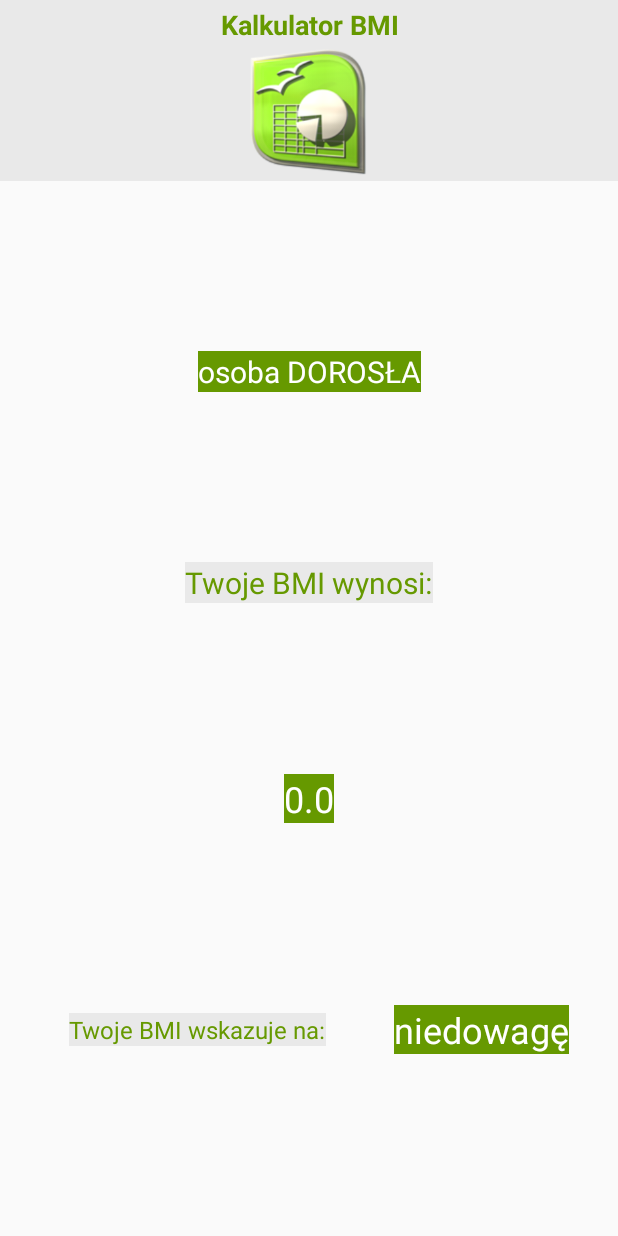
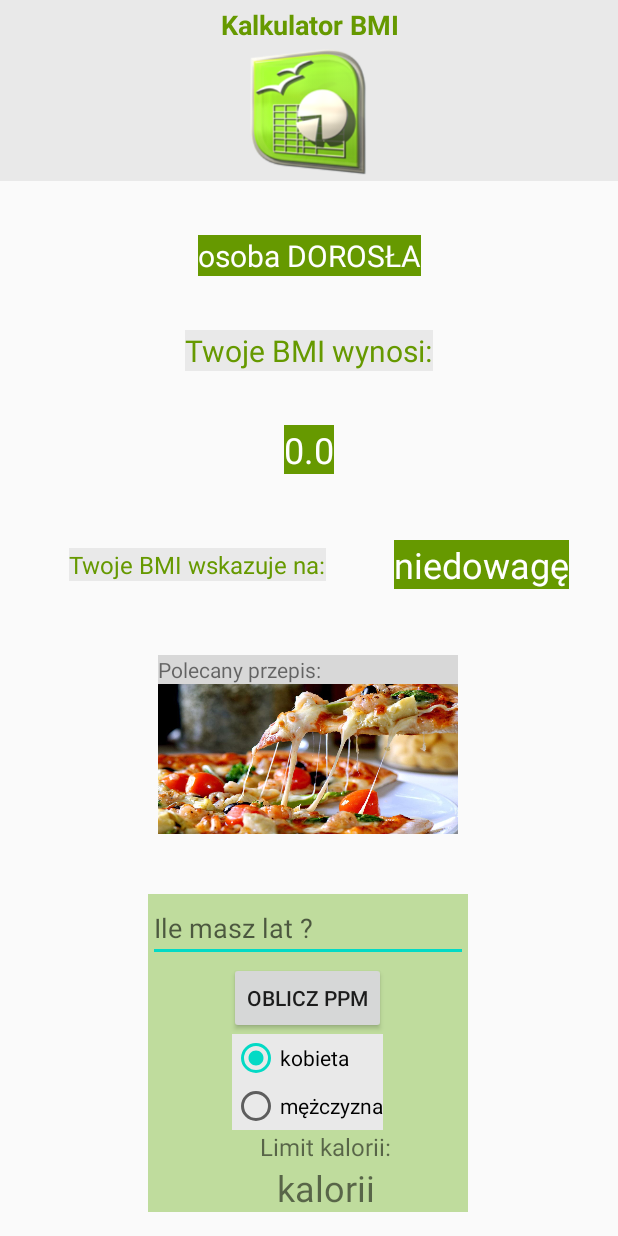
Before and after one commit to dominik-stec/Android_PJA, an Android app: the AdultCalcResultActivity screen opened directly, with no data from a screen before it, on a phone screen of 412 x 824 dp. Run offline under Robolectric (Android 15) with nearby library versions, the phone set to English and light mode, and no system bars; 3 statements that could not run were skipped.

Commit message:
add logo, culinary, calories PPM

```diff
--- a/app/src/main/AndroidManifest.xml
+++ b/app/src/main/AndroidManifest.xml
@@ -9,7 +9,8 @@
         android:roundIcon="@mipmap/ic_launcher_round"
         android:supportsRtl="true"
         android:theme="@style/AppTheme">
-        <activity android:name=".PercentScaleActivity"></activity>
+        <activity android:name=".StartLogoActivity" />
+        <activity android:name=".PercentScaleActivity" />
         <activity android:name=".BoyPercentActivity" />
         <activity android:name=".GirlPercentActivity" />
         <activity android:name=".ChildCalcResultActivity" />
--- a/app/src/main/java/pl/pjatk/pamo/calculatorbmi/AdultCalcResultActivity.java
+++ b/app/src/main/java/pl/pjatk/pamo/calculatorbmi/AdultCalcResultActivity.java
@@ -4,11 +4,15 @@ import androidx.appcompat.app.AppCompatActivity;
 import android.os.Bundle;
 import android.widget.TextView;
 
+
 public class AdultCalcResultActivity extends AppCompatActivity {
 
     public static final String BMI_RESULT = "bmi_result";
 
     private float bmi;
+    public float height = 0;
+    public float weight = 0;
+    public int age = 0;
 
     private final String toLowBmi = "niedowagę";
     private final String normalBmi = "normę";
@@ -17,13 +21,13 @@ public class AdultCalcResultActivity extends AppCompatActivity {
     private final String veryHighBmi_II = "otyłość II st.";
     private final String veryHighBmi_III = "otyłość III st.";
 
-
     @Override
     protected void onCreate(Bundle savedInstanceState) {
         super.onCreate(savedInstanceState);
+        getBundleBmiVal();
+
         setContentView(R.layout.activity_adult_calc_result);
 
-        getBundleBmiVal();
         double bmiRound = roundBmi(this.bmi);
         setBmiTextView(bmiRound);
         calculateBmiCategory();
@@ -33,6 +37,8 @@ public class AdultCalcResultActivity extends AppCompatActivity {
     private void getBundleBmiVal() {
         Bundle b = getIntent().getExtras();
         bmi = b.getFloat(BMI_RESULT, -1);
+        height = b.getFloat("height", -1);
+        weight = b.getFloat("weight", -1);
     }
 
     private double roundBmi(float bmi) {
@@ -55,4 +61,18 @@ public class AdultCalcResultActivity extends AppCompatActivity {
         else if(bmi>34.9 && bmi<=39.9) bmiCategory.setText(veryHighBmi_II);
         else if(bmi>39.9) bmiCategory.setText(veryHighBmi_III);
     }
+
+    public float getBmi() {
+        return bmi;
+    }
+
+    public float getHeight() {
+        return height;
+    }
+
+    public float getWeight() {
+        return weight;
+    }
+
+
 }
--- /dev/null
+++ b/app/src/main/java/pl/pjatk/pamo/calculatorbmi/FragmentCalcPPM.java
@@ -0,0 +1,74 @@
+package pl.pjatk.pamo.calculatorbmi;
+
+import android.os.Bundle;
+import android.view.LayoutInflater;
+import android.view.View;
+import android.view.ViewGroup;
+import android.widget.Button;
+import android.widget.RadioButton;
+import android.widget.RadioGroup;
+import android.widget.TextView;
+
+import androidx.fragment.app.Fragment;
+
+public class FragmentCalcPPM extends Fragment {
+
+    RadioGroup radioGroup;
+    RadioButton radioButton;
+    TextView ageView;
+    TextView textView;
+    View view;
+
+    @Override
+    public void onCreate(Bundle savedInstanceState) {
+        super.onCreate(savedInstanceState);
+    }
+
+    @Override
+    public View onCreateView(LayoutInflater inflater, ViewGroup container,
+                             Bundle savedInstanceState) {
+        view = inflater.inflate(R.layout.fragment_adult_calc_result_ppm, container, false);
+
+        final Button button = (Button) view.findViewById(R.id.commitAge);
+        button.setOnClickListener(new View.OnClickListener() {
+            public void onClick(View v) {
+
+                AdultCalcResultActivity activity = (AdultCalcResultActivity) getActivity();
+                float height = activity.getHeight();
+                float weight = activity.getWeight();
+
+                ageView = (TextView) view.findViewById(R.id.ageTextView);
+                int age =  Integer.parseInt(ageView.getText().toString());
+
+                radioGroup = (RadioGroup) view.findViewById(R.id.radioGroup);
+                int id = radioGroup.getCheckedRadioButtonId();
+                radioButton = view.findViewById(id);
+                String gender = radioButton.getText().toString();
+
+                textView = (TextView) view.findViewById(R.id.calories);
+                long ppm = calcPPM(height,weight,age,gender);
+                textView.setText(String.valueOf(ppm));
+
+            }
+        });
+
+        return view;
+    }
+
+    @Override
+    public void onResume() {
+        super.onResume();
+
+    }
+
+    private long calcPPM(float height, float weight, int age, String gender) {
+        double ppm = 0;
+        if(gender.equals("mężczyzna")) {
+            ppm = 66.47 + (13.7 * weight) + (5 * height) - (6.76 * age);
+        } else if(gender.equals("kobieta")) {
+            ppm = 655.1 + (9.567 * weight) + (1.85 * height) - (4.68 * age);
+        }
+        long ret = Math.round(ppm);
+        return ret;
+    }
+}
--- /dev/null
+++ b/app/src/main/java/pl/pjatk/pamo/calculatorbmi/FragmentPPM.java
@@ -0,0 +1,45 @@
+package pl.pjatk.pamo.calculatorbmi;
+
+import android.os.Bundle;
+import android.view.LayoutInflater;
+import android.view.View;
+import android.view.ViewGroup;
+import android.widget.ImageView;
+
+import androidx.fragment.app.Fragment;
+
+public class FragmentPPM extends Fragment {
+
+    float bmi;
+
+    @Override
+    public void onCreate(Bundle savedInstanceState) {
+        super.onCreate(savedInstanceState);
+    }
+
+    @Override
+    public View onCreateView(LayoutInflater inflater, ViewGroup container,
+                             Bundle savedInstanceState) {
+        View view = inflater.inflate(R.layout.fragment_adult_calc_result, container, false);
+        ImageView food = (ImageView) view.findViewById(R.id.food_image);
+
+        AdultCalcResultActivity activity = (AdultCalcResultActivity) getActivity();
+        bmi = activity.getBmi();
+
+        if(bmi<=18.5) food.setImageResource(R.drawable.pizza);
+        else if(bmi>18.5 && bmi<=24.9) food.setImageResource(R.drawable.pizza);
+        else if(bmi>24.9 && bmi<=29.9) food.setImageResource(R.drawable.dinner);
+        else if(bmi>29.9 && bmi<=34.9) food.setImageResource(R.drawable.dinner);
+        else if(bmi>34.9 && bmi<=39.9) food.setImageResource(R.drawable.water);
+        else if(bmi>39.9) food.setImageResource(R.drawable.water);
+
+        return view;
+    }
+
+    @Override
+    public void onResume() {
+        super.onResume();
+
+    }
+
+}
--- a/app/src/main/res/layout/activity_adult_calc_result.xml
+++ b/app/src/main/res/layout/activity_adult_calc_result.xml
@@ -93,7 +93,7 @@
         android:text="bmiCat"
         android:textColor="@color/cardview_light_background"
         android:textSize="@dimen/result_text_size"
-        app:layout_constraintBottom_toBottomOf="parent"
+        app:layout_constraintBottom_toTopOf="@+id/fragment_PPM"
         app:layout_constraintEnd_toEndOf="parent"
         app:layout_constraintHorizontal_bias="0.5"
         app:layout_constraintStart_toEndOf="@+id/resultBmiCategoryView"
@@ -108,10 +108,35 @@
         android:text="@string/bmiCategory"
         android:textColor="@android:color/holo_green_dark"
         android:textSize="@dimen/bmi_result_text_size"
-        app:layout_constraintBottom_toBottomOf="parent"
+        app:layout_constraintBottom_toTopOf="@+id/fragment_PPM"
         app:layout_constraintEnd_toStartOf="@+id/bmiCategory"
         app:layout_constraintHorizontal_bias="0.5"
         app:layout_constraintStart_toStartOf="parent"
         app:layout_constraintTop_toBottomOf="@+id/bmiResult" />
 
+    <fragment
+        android:id="@+id/fragment_PPM"
+        android:name="pl.pjatk.pamo.calculatorbmi.FragmentPPM"
+        android:layout_width="wrap_content"
+        android:layout_height="wrap_content"
+        android:layout_marginBottom="40dp"
+        android:orientation="horizontal"
+        app:layout_constraintBottom_toTopOf="@+id/fragment_calc_PPM"
+        app:layout_constraintEnd_toEndOf="parent"
+        app:layout_constraintHorizontal_bias="0.498"
+        app:layout_constraintStart_toStartOf="parent" />
+
+    <fragment
+        android:id="@+id/fragment_calc_PPM"
+        android:name="pl.pjatk.pamo.calculatorbmi.FragmentCalcPPM"
+        android:layout_width="wrap_content"
+        android:layout_height="wrap_content"
+        android:layout_marginBottom="16dp"
+        android:orientation="horizontal"
+        app:layout_constraintBottom_toBottomOf="parent"
+        app:layout_constraintEnd_toEndOf="parent"
+        app:layout_constraintHorizontal_bias="0.498"
+        app:layout_constraintStart_toStartOf="parent" />
+
+
 </androidx.constraintlayout.widget.ConstraintLayout>
--- /dev/null
+++ b/app/src/main/res/layout/fragment_adult_calc_result.xml
@@ -0,0 +1,23 @@
+<LinearLayout xmlns:android="http://schemas.android.com/apk/res/android"
+    xmlns:app="http://schemas.android.com/apk/res-auto"
+    xmlns:tools="http://schemas.android.com/tools"
+    android:layout_width="wrap_content"
+    android:layout_height="wrap_content"
+    android:background="#D8D8D8"
+    android:orientation="vertical"
+    tools:context="pl.pjatk.pamo.calculatorbmi.FragmentPPM">
+
+    <TextView
+        android:id="@+id/food_logo"
+        android:layout_width="wrap_content"
+        android:layout_height="wrap_content"
+        android:text="@string/recommended_food" />
+
+    <ImageView
+        android:id="@+id/food_image"
+        android:layout_width="200dp"
+        android:layout_height="100dp"
+        app:srcCompat="@drawable/openofficeorg_calc"
+        android:scaleType="fitXY"/>
+
+</LinearLayout>
--- /dev/null
+++ b/app/src/main/res/layout/fragment_adult_calc_result_ppm.xml
@@ -0,0 +1,69 @@
+<LinearLayout xmlns:android="http://schemas.android.com/apk/res/android"
+    xmlns:app="http://schemas.android.com/apk/res-auto"
+    xmlns:tools="http://schemas.android.com/tools"
+    android:layout_width="match_parent"
+    android:layout_height="match_parent"
+    android:background="#868BC34A"
+    android:gravity="center"
+    android:orientation="vertical"
+    tools:context="pl.pjatk.pamo.calculatorbmi.FragmentCalcPPM">
+
+    <EditText
+        android:id="@+id/ageTextView"
+        android:layout_width="wrap_content"
+        android:layout_height="wrap_content"
+        android:ems="10"
+        android:hint="@string/adult_age"
+        android:inputType="number"
+        tools:layout_editor_absoluteY="594dp" />
+
+
+    <Button
+        android:id="@+id/commitAge"
+        android:layout_width="wrap_content"
+        android:layout_height="wrap_content"
+        android:text="@string/oblicz_PPM"
+        tools:layout_editor_absoluteX="268dp"
+        tools:layout_editor_absoluteY="591dp" />
+
+    <RadioGroup
+        android:id="@+id/radioGroup"
+        android:layout_width="wrap_content"
+        android:layout_height="wrap_content"
+        android:background="@color/light_grey">
+
+        <RadioButton
+            android:checked="true"
+            android:id="@+id/rb_woman"
+            android:layout_width="match_parent"
+            android:layout_height="match_parent"
+            android:text="@string/woman" />
+
+        <RadioButton
+            android:id="@+id/rb_man"
+            android:layout_width="match_parent"
+            android:layout_height="match_parent"
+            android:text="@string/man" />
+
+    </RadioGroup>
+
+    <TextView
+        android:id="@+id/calsLimit"
+        android:layout_width="wrap_content"
+        android:layout_height="wrap_content"
+        android:text="@string/calories_limit"
+        android:textSize="@dimen/bmi_result_text_size"
+        android:paddingLeft="@dimen/result_text_size"
+        android:layout_gravity="center_horizontal|center|center_vertical" />
+
+    <TextView
+        android:id="@+id/calories"
+        android:layout_width="wrap_content"
+        android:layout_height="wrap_content"
+        android:layout_gravity="center_horizontal|center|center_vertical"
+        android:text="kalorii"
+        android:paddingLeft="@dimen/result_text_size"
+        android:textSize="@dimen/result_text_size" />
+
+
+</LinearLayout>
--- /dev/null
+++ b/app/src/main/res/values/attrs.xml
@@ -0,0 +1,6 @@
+<resources>
+    <declare-styleable name="FullscreenAttrs">
+        <attr name="fullscreenBackgroundColor" format="color" />
+        <attr name="fullscreenTextColor" format="color" />
+    </declare-styleable>
+</resources>
--- a/app/src/main/res/values/colors.xml
+++ b/app/src/main/res/values/colors.xml
@@ -6,4 +6,9 @@
 
     <color name="light_grey">#E9E9E9</color>
     <color name="ugier">#DA7C20</color>
+    <color name="light_blue_600">#FF039BE5</color>
+    <color name="light_blue_900">#FF01579B</color>
+    <color name="light_blue_A200">#FF40C4FF</color>
+    <color name="light_blue_A400">#FF00B0FF</color>
+    <color name="black_overlay">#66000000</color>
 </resources>
--- a/app/src/main/res/values/strings.xml
+++ b/app/src/main/res/values/strings.xml
@@ -20,4 +20,11 @@
     <string name="your_category_is">Wskazane wielkości sugerują:</string>
     <string name="adult_person">osoba DOROSŁA</string>
     <string name="child_person">dziecka</string>
+    <string name="title_activity_start_logo">FullscreenActivity</string>
+    <string name="adult_age">Ile masz lat ?</string>
+    <string name="recommended_food">Polecany przepis:</string>
+    <string name="oblicz_PPM">Oblicz PPM</string>
+    <string name="calories_limit">Limit kalorii:</string>
+    <string name="woman">kobieta</string>
+    <string name="man">mężczyzna</string>
 </resources>
```
Also changed, not shown: app/src/main/java/pl/pjatk/pamo/calculatorbmi/MainActivity.java (+20 -0 lines), app/src/main/java/pl/pjatk/pamo/calculatorbmi/StartLogoActivity.java (added, +37 -0 lines), app/src/main/res/anim/logo_anim.xml (added, +30 -0 lines), app/src/main/res/layout/activity_start_logo.xml (added, +16 -0 lines), app/src/main/res/values-night/themes.xml (added, +7 -0 lines), app/src/main/res/values/styles.xml (+9 -0 lines), app/src/main/res/values/themes.xml (added, +13 -0 lines), app/src/main/res/drawable-v24/dinner.webp (added), app/src/main/res/drawable-v24/pizza.jpg (added), app/src/main/res/drawable-v24/water.jpg (added).
